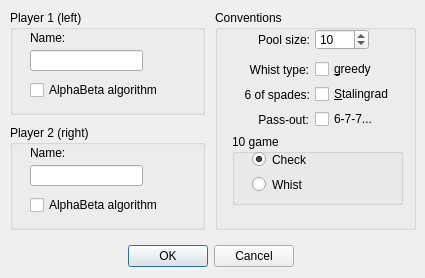
Above: src/ui/newgameform.ui from infsega/bbpref before the change. Below: the same form after it.
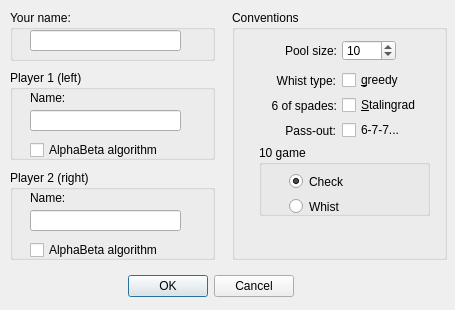
That is the form after the change. Icons and pictures are not drawn.

Diff of the .ui file:
```diff
--- a/src/ui/newgameform.ui
+++ b/src/ui/newgameform.ui
@@ -9,8 +9,8 @@
    <rect>
     <x>0</x>
     <y>0</y>
-    <width>425</width>
-    <height>278</height>
+    <width>455</width>
+    <height>310</height>
    </rect>
   </property>
   <property name="sizePolicy">
@@ -21,14 +21,14 @@
   </property>
   <property name="minimumSize">
    <size>
-    <width>425</width>
-    <height>278</height>
+    <width>455</width>
+    <height>310</height>
    </size>
   </property>
   <property name="maximumSize">
    <size>
-    <width>425</width>
-    <height>278</height>
+    <width>455</width>
+    <height>310</height>
    </size>
   </property>
   <property name="acceptDrops">
@@ -51,7 +51,7 @@
    <property name="geometry">
     <rect>
      <x>10</x>
-     <y>240</y>
+     <y>270</y>
      <width>401</width>
      <height>32</height>
     </rect>
@@ -70,9 +70,9 @@
    <property name="geometry">
     <rect>
      <x>10</x>
-     <y>10</y>
-     <width>195</width>
-     <height>105</height>
+     <y>70</y>
+     <width>205</width>
+     <height>90</height>
     </rect>
    </property>
    <property name="title">
@@ -83,7 +83,7 @@
      <rect>
       <x>20</x>
       <y>70</y>
-      <width>171</width>
+      <width>181</width>
       <height>20</height>
      </rect>
     </property>
@@ -109,7 +109,7 @@
      <rect>
       <x>20</x>
       <y>40</y>
-      <width>113</width>
+      <width>151</width>
       <height>21</height>
      </rect>
     </property>
@@ -118,10 +118,10 @@
   <widget class="QGroupBox" name="groupBox_2">
    <property name="geometry">
     <rect>
-     <x>215</x>
+     <x>232</x>
      <y>10</y>
-     <width>201</width>
-     <height>220</height>
+     <width>215</width>
+     <height>250</height>
     </rect>
    </property>
    <property name="title">
@@ -130,9 +130,9 @@
    <widget class="QLabel" name="lbWhist">
     <property name="geometry">
      <rect>
-      <x>13</x>
-      <y>50</y>
-      <width>81</width>
+      <x>3</x>
+      <y>61</y>
+      <width>101</width>
       <height>20</height>
      </rect>
     </property>
@@ -146,9 +146,9 @@
    <widget class="QCheckBox" name="cbStalin">
     <property name="geometry">
      <rect>
-      <x>100</x>
-      <y>74</y>
-      <width>91</width>
+      <x>110</x>
+      <y>85</y>
+      <width>101</width>
       <height>20</height>
      </rect>
     </property>
@@ -165,8 +165,8 @@
    <widget class="QGroupBox" name="groupBox_3">
     <property name="geometry">
      <rect>
-      <x>17</x>
-      <y>124</y>
+      <x>27</x>
+      <y>135</y>
       <width>171</width>
       <height>71</height>
      </rect>
@@ -177,8 +177,8 @@
     <widget class="QRadioButton" name="rbTenCheck">
      <property name="geometry">
       <rect>
-       <x>20</x>
-       <y>15</y>
+       <x>30</x>
+       <y>26</y>
        <width>121</width>
        <height>21</height>
       </rect>
@@ -199,8 +199,8 @@
     <widget class="QRadioButton" name="rbTenWhist">
      <property name="geometry">
       <rect>
-       <x>20</x>
-       <y>40</y>
+       <x>30</x>
+       <y>51</y>
        <width>121</width>
        <height>21</height>
       </rect>
@@ -219,9 +219,9 @@
    <widget class="QLabel" name="lbGame">
     <property name="geometry">
      <rect>
-      <x>14</x>
-      <y>20</y>
-      <width>81</width>
+      <x>4</x>
+      <y>31</y>
+      <width>101</width>
       <height>20</height>
      </rect>
     </property>
@@ -238,9 +238,9 @@
    <widget class="QCheckBox" name="cbGreedy">
     <property name="geometry">
      <rect>
-      <x>100</x>
-      <y>49</y>
-      <width>91</width>
+      <x>110</x>
+      <y>60</y>
+      <width>101</width>
       <height>20</height>
      </rect>
     </property>
@@ -257,9 +257,9 @@
    <widget class="QLabel" name="lbPassX">
     <property name="geometry">
      <rect>
-      <x>13</x>
-      <y>100</y>
-      <width>81</width>
+      <x>3</x>
+      <y>111</y>
+      <width>101</width>
       <height>20</height>
      </rect>
     </property>
@@ -279,9 +279,9 @@
    <widget class="QCheckBox" name="cbAggPass">
     <property name="geometry">
      <rect>
-      <x>100</x>
-      <y>99</y>
-      <width>65</width>
+      <x>110</x>
+      <y>110</y>
+      <width>91</width>
       <height>20</height>
      </rect>
     </property>
@@ -298,8 +298,8 @@
    <widget class="QSpinBox" name="sbGame">
     <property name="geometry">
      <rect>
-      <x>100</x>
-      <y>19</y>
+      <x>110</x>
+      <y>30</y>
       <width>54</width>
       <height>21</height>
      </rect>
@@ -317,9 +317,9 @@
    <widget class="QLabel" name="lbSG">
     <property name="geometry">
      <rect>
-      <x>14</x>
-      <y>75</y>
-      <width>81</width>
+      <x>4</x>
+      <y>86</y>
+      <width>101</width>
       <height>20</height>
      </rect>
     </property>
@@ -335,9 +335,9 @@
    <property name="geometry">
     <rect>
      <x>10</x>
-     <y>125</y>
-     <width>195</width>
-     <height>105</height>
+     <y>170</y>
+     <width>205</width>
+     <height>90</height>
     </rect>
    </property>
    <property name="title">
@@ -348,7 +348,7 @@
      <rect>
       <x>20</x>
       <y>70</y>
-      <width>171</width>
+      <width>181</width>
       <height>20</height>
      </rect>
     </property>
@@ -374,7 +374,30 @@
      <rect>
       <x>20</x>
       <y>40</y>
-      <width>113</width>
+      <width>151</width>
+      <height>21</height>
+     </rect>
+    </property>
+   </widget>
+  </widget>
+  <widget class="QGroupBox" name="groupBox_5">
+   <property name="geometry">
+    <rect>
+     <x>10</x>
+     <y>10</y>
+     <width>205</width>
+     <height>51</height>
+    </rect>
+   </property>
+   <property name="title">
+    <string>Your name:</string>
+   </property>
+   <widget class="QLineEdit" name="leHumanName">
+    <property name="geometry">
+     <rect>
+      <x>20</x>
+      <y>20</y>
+      <width>151</width>
       <height>21</height>
      </rect>
     </property>
```
